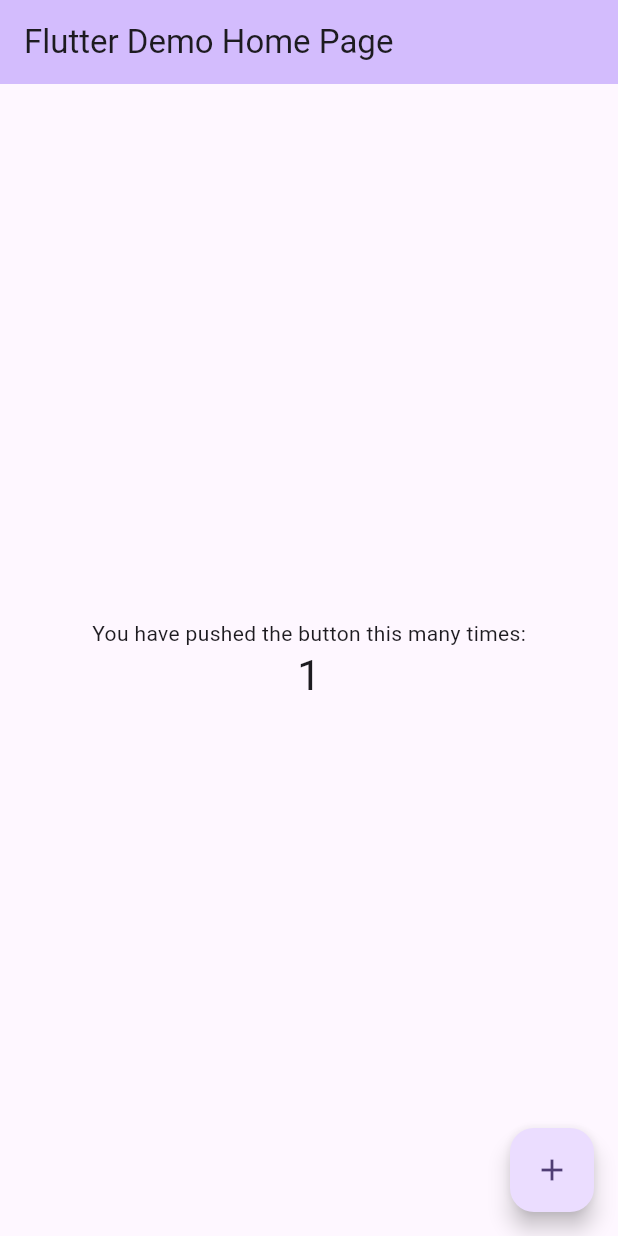
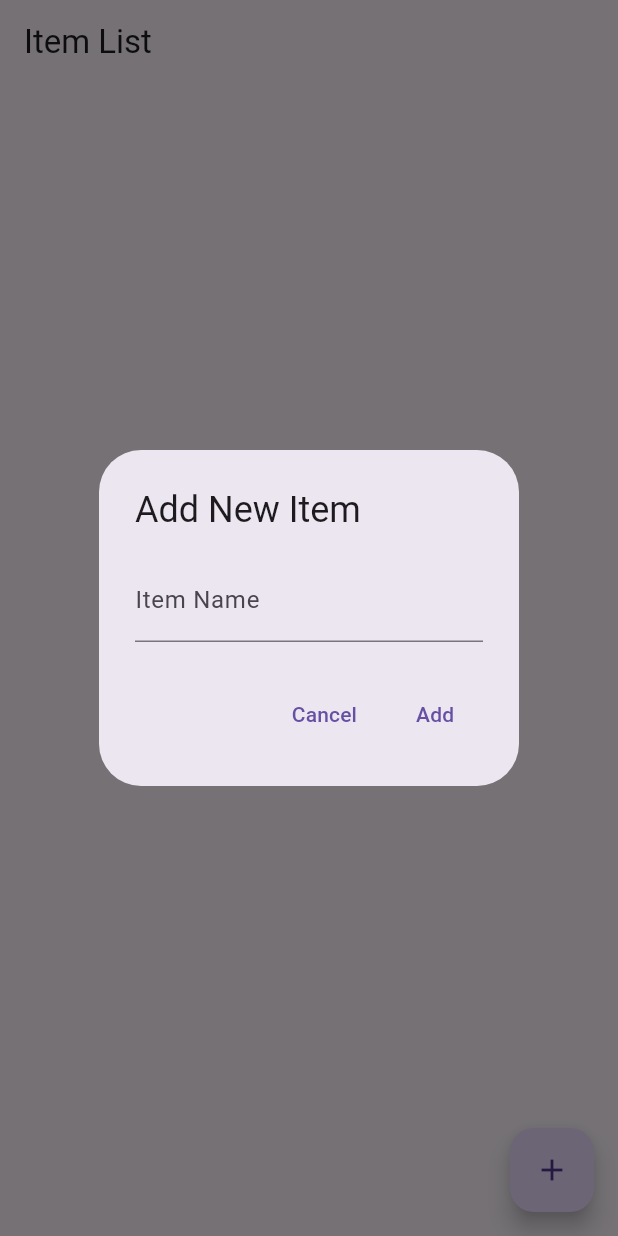
Before and after one commit to phucngdev/flutter_-management, a Flutter app: the screen it shows after launch, after a tap on the "add" icon, on a phone screen of 412 x 824 dp. Run offline on Flutter 3.47's test engine with Material 3 defaults, Android fonts, the phone set to English and light mode, and no system bars.

Commit message:
update src UI/UX | feature: add edit delete

```diff
--- a/lib/main.dart
+++ b/lib/main.dart
@@ -1,125 +1,19 @@
 import 'package:flutter/material.dart';
+import 'views/categoryView.dart'; // Import ItemListScreen
 
 void main() {
-  runApp(const MyApp());
+  runApp(MyApp());
 }
 
 class MyApp extends StatelessWidget {
-  const MyApp({super.key});
-
-  // This widget is the root of your application.
   @override
   Widget build(BuildContext context) {
     return MaterialApp(
       title: 'Flutter Demo',
       theme: ThemeData(
-        // This is the theme of your application.
-        //
-        // TRY THIS: Try running your application with "flutter run". You'll see
-        // the application has a purple toolbar. Then, without quitting the app,
-        // try changing the seedColor in the colorScheme below to Colors.green
-        // and then invoke "hot reload" (save your changes or press the "hot
-        // reload" button in a Flutter-supported IDE, or press "r" if you used
-        // the command line to start the app).
-        //
-        // Notice that the counter didn't reset back to zero; the application
-        // state is not lost during the reload. To reset the state, use hot
-        // restart instead.
-        //
-        // This works for code too, not just values: Most code changes can be
-        // tested with just a hot reload.
-        colorScheme: ColorScheme.fromSeed(seedColor: Colors.deepPurple),
-        useMaterial3: true,
+        primarySwatch: Colors.blue,
       ),
-      home: const MyHomePage(title: 'Flutter Demo Home Page'),
+      home: ItemListScreen(), // Use ItemListScreen as home
     );
   }
 }
-
-class MyHomePage extends StatefulWidget {
-  const MyHomePage({super.key, required this.title});
-
-  // This widget is the home page of your application. It is stateful, meaning
-  // that it has a State object (defined below) that contains fields that affect
-  // how it looks.
-
-  // This class is the configuration for the state. It holds the values (in this
-  // case the title) provided by the parent (in this case the App widget) and
-  // used by the build method of the State. Fields in a Widget subclass are
-  // always marked "final".
-
-  final String title;
-
-  @override
-  State<MyHomePage> createState() => _MyHomePageState();
-}
-
-class _MyHomePageState extends State<MyHomePage> {
-  int _counter = 0;
-
-  void _incrementCounter() {
-    setState(() {
-      // This call to setState tells the Flutter framework that something has
-      // changed in this State, which causes it to rerun the build method below
-      // so that the display can reflect the updated values. If we changed
-      // _counter without calling setState(), then the build method would not be
-      // called again, and so nothing would appear to happen.
-      _counter++;
-    });
-  }
-
-  @override
-  Widget build(BuildContext context) {
-    // This method is rerun every time setState is called, for instance as done
-    // by the _incrementCounter method above.
-    //
-    // The Flutter framework has been optimized to make rerunning build methods
-    // fast, so that you can just rebuild anything that needs updating rather
-    // than having to individually change instances of widgets.
-    return Scaffold(
-      appBar: AppBar(
-        // TRY THIS: Try changing the color here to a specific color (to
-        // Colors.amber, perhaps?) and trigger a hot reload to see the AppBar
-        // change color while the other colors stay the same.
-        backgroundColor: Theme.of(context).colorScheme.inversePrimary,
-        // Here we take the value from the MyHomePage object that was created by
-        // the App.build method, and use it to set our appbar title.
-        title: Text(widget.title),
-      ),
-      body: Center(
-        // Center is a layout widget. It takes a single child and positions it
-        // in the middle of the parent.
-        child: Column(
-          // Column is also a layout widget. It takes a list of children and
-          // arranges them vertically. By default, it sizes itself to fit its
-          // children horizontally, and tries to be as tall as its parent.
-          //
-          // Column has various properties to control how it sizes itself and
-          // how it positions its children. Here we use mainAxisAlignment to
-          // center the children vertically; the main axis here is the vertical
-          // axis because Columns are vertical (the cross axis would be
-          // horizontal).
-          //
-          // TRY THIS: Invoke "debug painting" (choose the "Toggle Debug Paint"
-          // action in the IDE, or press "p" in the console), to see the
-          // wireframe for each widget.
-          mainAxisAlignment: MainAxisAlignment.center,
-          children: <Widget>[
-            const Text(
-              'You have pushed the button this many times:',
-            ),
-            Text(
-              '$_counter',
-              style: Theme.of(context).textTheme.headlineMedium,
-            ),
-          ],
-        ),
-      ),
-      floatingActionButton: FloatingActionButton(
-        onPressed: _incrementCounter,
-        tooltip: 'Increment',
-        child: const Icon(Icons.add),
-      ), // This trailing comma makes auto-formatting nicer for build methods.
-    );
-  }
-}
--- /dev/null
+++ b/lib/models/category.dart
@@ -0,0 +1,7 @@
+class Item {
+  final int id;
+  String name;
+  bool status;
+
+  Item({required this.id, required this.name, this.status = false});
+}
--- /dev/null
+++ b/lib/views/categoryView.dart
@@ -0,0 +1,136 @@
+// item_list_screen.dart
+import 'package:flutter/material.dart';
+import '../models/category.dart';
+
+class ItemListScreen extends StatefulWidget {
+  @override
+  _ItemListScreenState createState() => _ItemListScreenState();
+}
+
+class _ItemListScreenState extends State<ItemListScreen> {
+  final List<Item> _items = [];
+  final TextEditingController _textEditingController = TextEditingController();
+
+  @override
+  Widget build(BuildContext context) {
+    return MaterialApp(
+      title: 'Flutter Demo',
+      theme: ThemeData(
+        primarySwatch: Colors.blue,
+      ),
+      home: Scaffold(
+        appBar: AppBar(
+          title: Text('Item List'),
+        ),
+        body: ListView.builder(
+          itemCount: _items.length,
+          itemBuilder: (context, index) {
+            final item = _items[index];
+            return ListTile(
+              title: Text(item.name),
+              subtitle: Text('ID: ${item.id}'),
+              trailing: Row(
+                mainAxisSize: MainAxisSize.min,
+                children: [
+                  IconButton(
+                    icon: Icon(Icons.edit),
+                    onPressed: () {
+                      _showEditDialog(context, item);
+                    },
+                  ),
+                  IconButton(
+                    icon: Icon(Icons.delete),
+                    onPressed: () {
+                      setState(() {
+                        _items.remove(item);
+                      });
+                    },
+                  ),
+                ],
+              ),
+            );
+          },
+        ),
+        floatingActionButton: FloatingActionButton(
+          onPressed: () {
+            _showAddDialog(context);
+          },
+          child: Icon(Icons.add),
+        ),
+      ),
+    );
+  }
+
+  void _showAddDialog(BuildContext context) {
+    showDialog(
+      context: context,
+      builder: (context) {
+        return AlertDialog(
+          title: Text('Add New Item'),
+          content: TextField(
+            controller: _textEditingController,
+            decoration: InputDecoration(labelText: 'Item Name'),
+          ),
+          actions: [
+            TextButton(
+              onPressed: () {
+                Navigator.of(context).pop();
+              },
+              child: Text('Cancel'),
+            ),
+            TextButton(
+              onPressed: () {
+                final itemName = _textEditingController.text.trim();
+                if (itemName.isNotEmpty) {
+                  setState(() {
+                    _items.add(Item(id: _items.length + 1, name: itemName));
+                    _textEditingController.clear();
+                  });
+                }
+                Navigator.of(context).pop();
+              },
+              child: Text('Add'),
+            ),
+          ],
+        );
+      },
+    );
+  }
+
+  void _showEditDialog(BuildContext context, Item item) {
+    final TextEditingController _editTextEditingController =
+        TextEditingController(text: item.name);
+    showDialog(
+      context: context,
+      builder: (context) {
+        return AlertDialog(
+          title: Text('Edit Item'),
+          content: TextField(
+            controller: _editTextEditingController,
+            decoration: InputDecoration(labelText: 'New Item Name'),
+          ),
+          actions: [
+            TextButton(
+              onPressed: () {
+                Navigator.of(context).pop();
+              },
+              child: Text('Cancel'),
+            ),
+            TextButton(
+              onPressed: () {
+                final newName = _editTextEditingController.text.trim();
+                if (newName.isNotEmpty) {
+                  setState(() {
+                    item.name = newName;
+                  });
+                }
+                Navigator.of(context).pop();
+              },
+              child: Text('Save'),
+            ),
+          ],
+        );
+      },
+    );
+  }
+}
--- /dev/null
+++ b/lib/views/listView.dart
@@ -0,0 +1,90 @@
+// item_list_view_model.dart
+import 'package:flutter/material.dart';
+import '../models//category.dart';
+
+class ItemListViewModel {
+  final List<Item> _items = [];
+  final TextEditingController _textEditingController = TextEditingController();
+
+  List<Item> get items => _items;
+
+  void addItem(String name) {
+    _items.add(Item(id: _items.length + 1, name: name));
+  }
+
+  void deleteItem(Item item) {
+    _items.remove(item);
+  }
+
+  void updateItem(Item item, String newName) {
+    item.name = newName;
+  }
+
+  void showAddDialog(BuildContext context) {
+    showDialog(
+      context: context,
+      builder: (context) {
+        return AlertDialog(
+          title: Text('Add New Item'),
+          content: TextField(
+            controller: _textEditingController,
+            decoration: InputDecoration(labelText: 'Item Name'),
+          ),
+          actions: [
+            TextButton(
+              onPressed: () {
+                Navigator.of(context).pop();
+              },
+              child: Text('Cancel'),
+            ),
+            TextButton(
+              onPressed: () {
+                final itemName = _textEditingController.text.trim();
+                if (itemName.isNotEmpty) {
+                  addItem(itemName);
+                }
+                Navigator.of(context).pop();
+              },
+              child: Text('Add'),
+            ),
+          ],
+        );
+      },
+    );
+  }
+
+  void showEditDialog(BuildContext context, Item item) {
+    final TextEditingController _editTextEditingController =
+        TextEditingController(text: item.name);
+    showDialog(
+      context: context,
+      builder: (context) {
+        return AlertDialog(
+          title: Text('Edit Item'),
+          content: TextField(
+            controller: _editTextEditingController,
+            decoration: InputDecoration(labelText: 'New Item Name'),
+          ),
+          actions: [
+            TextButton(
+              onPressed: () {
+                Navigator.of(context).pop();
+              },
+              child: Text('Cancel'),
+            ),
+            TextButton(
+              onPressed: () {
+                final newName = _editTextEditingController.text.trim();
+                if (newName.isNotEmpty) {
+                  updateItem(item, newName);
+                }
+                Navigator.of(context).pop();
+              },
+              child: Text('Save'),
+            ),
+          ],
+        );
+      },
+    );
+  }
+}
```
